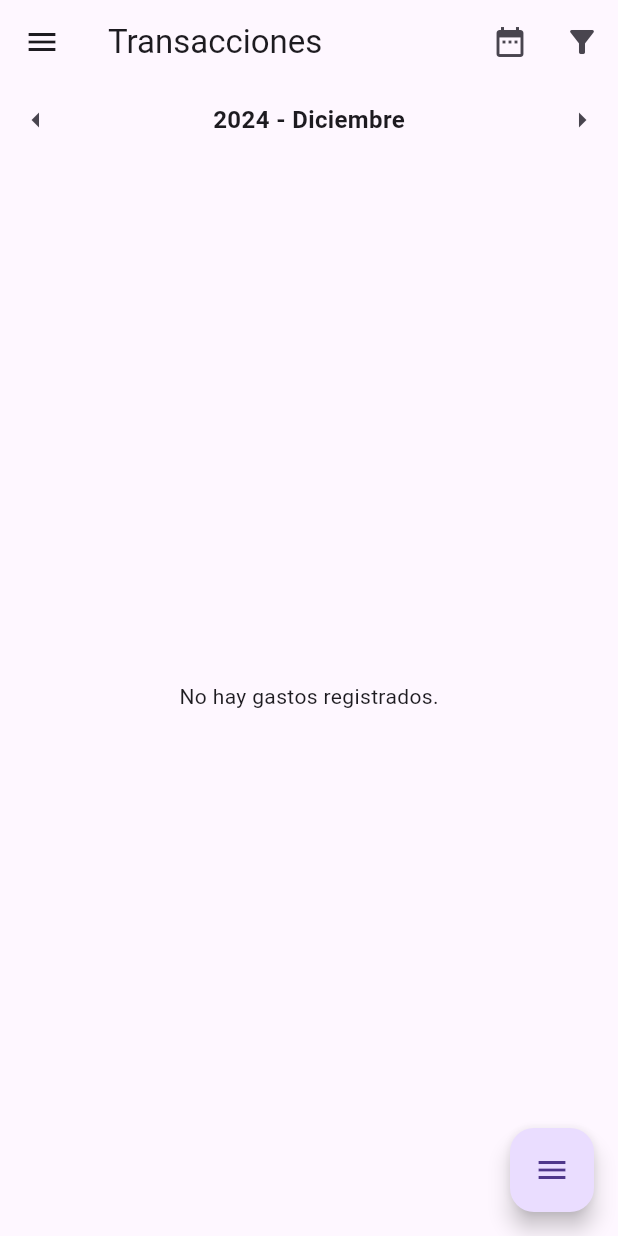
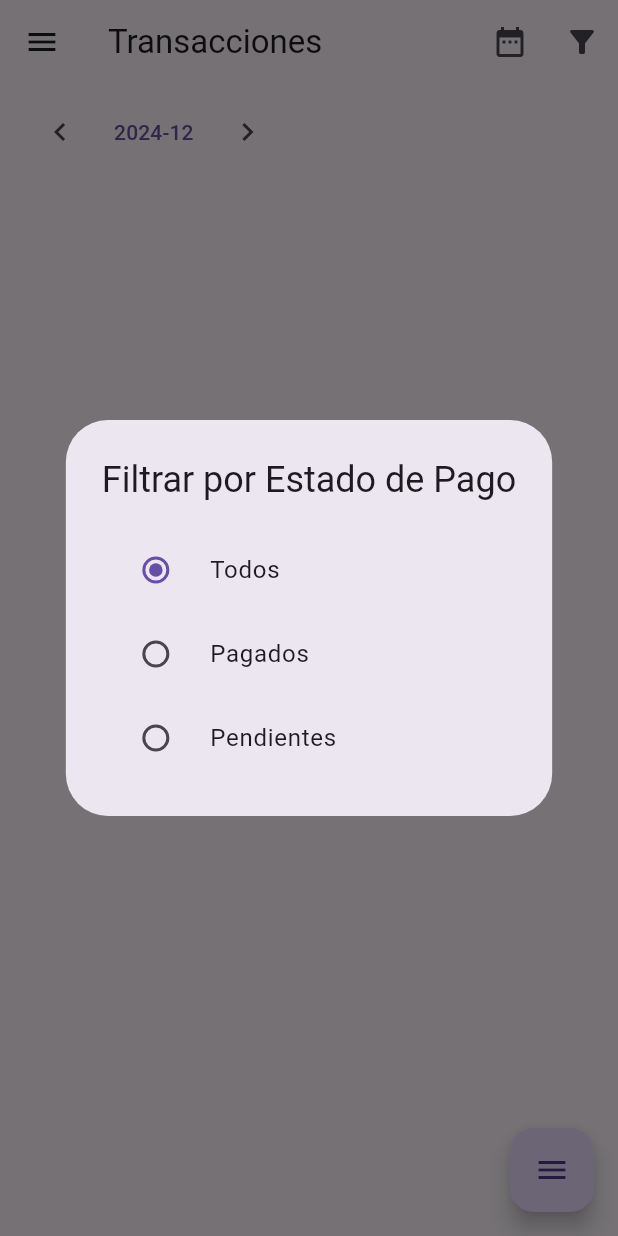
Before and after one commit to pinedamg/walletar_lite, a Flutter app: the HomeScreen screen opened by its route, after a tap on the "menu" icon, after a tap on the "date range" icon, after a tap on the "filter alt" icon, on a phone screen of 412 x 824 dp. Run offline on Flutter 3.47's test engine with Material 3 defaults, Android fonts, the phone set to English and light mode, and no system bars; drawn by our look-alikes of flutter_expandable_fab; our stand-ins replace cloud_firestore, firebase_auth, firebase_core, flutter_form_builder, flutter_riverpod, flutter_slidable and 3 more; accounts and stored records are empty; generated files the repository leaves out were written again.

Commit message:
feat: implement filters for expenses by payment status and date
- Added PaymentFilterDialog widget for filtering expenses by payment status (All, Paid, Pending).
- Added DateFilterDialog widget for filtering expenses by date (Today, Current Week, Up to 2nd Thursday, Current Month).
- Updated filteredExpensesProvider to handle both payment status and date filters.
- Integrated dialogs into HomeHeader for easy filtering.
- Ensured modularity and reusability of filter widgets.

```diff
--- a/lib/features/expenses/expenses_providers.dart
+++ b/lib/features/expenses/expenses_providers.dart
@@ -1,5 +1,6 @@
 import 'package:flutter_riverpod/flutter_riverpod.dart';
 import 'package:walletar_lite/features/expenses/data/firestore_service.dart';
+import 'package:walletar_lite/features/expenses/presentation/filter_state.dart';
 
 // Firestore Service Provider
 final firestoreServiceProvider = Provider<FirestoreService>((ref) {
@@ -15,3 +16,60 @@ final expensesProvider = StreamProvider((ref) {
         }).toList(),
       );
 });
+
+// Provider para el estado del filtro por fecha
+final dateFilterProvider = StateProvider<String>((ref) {
+  return 'Todo el Mes Corriente'; // Estado inicial: Mes Corriente
+});
+
+// Provider para el estado del filtro
+final filterStateProvider = StateProvider<FilterState>((ref) {
+  return FilterState.all; // Estado inicial: Sin filtro
+});
+
+final filteredExpensesProvider = Provider<List<Map<String, dynamic>>>((ref) {
+  final expensesAsync = ref.watch(expensesProvider).asData?.value ?? [];
+  final filterState = ref.watch(filterStateProvider);
+  final dateFilter = ref.watch(dateFilterProvider);
+
+  // Filtrar por estado de pago
+  List<Map<String, dynamic>> filteredExpenses = expensesAsync;
+  if (filterState == FilterState.paid) {
+    filteredExpenses = filteredExpenses
+        .where((expense) =>
+            (expense['monto_pagado'] ?? 0) >= (expense['monto_total'] ?? 0))
+        .toList();
+  } else if (filterState == FilterState.pending) {
+    filteredExpenses = filteredExpenses
+        .where((expense) =>
+            (expense['monto_pagado'] ?? 0) < (expense['monto_total'] ?? 0))
+        .toList();
+  }
+
+  // Filtrar por fecha
+  final now = DateTime.now();
+  filteredExpenses = filteredExpenses.where((expense) {
+    final expenseDate =
+        DateTime.parse(expense['fecha'] ?? now.toIso8601String());
+    switch (dateFilter) {
+      case 'Hoy':
+        return expenseDate.year == now.year &&
+            expenseDate.month == now.month &&
+            expenseDate.day == now.day;
+      case 'Semana Actual':
+        final startOfWeek = now.subtract(Duration(days: now.weekday - 1));
+        final endOfWeek = startOfWeek.add(const Duration(days: 6));
+        return expenseDate.isAfter(startOfWeek) &&
+            expenseDate.isBefore(endOfWeek);
+      case 'Hasta el 2do Jueves del mes':
+        final secondThursday = DateTime(now.year, now.month, 1).add(Duration(
+            days: (4 - DateTime(now.year, now.month, 1).weekday) % 7 + 7));
+        return expenseDate.isBefore(secondThursday);
+      case 'Todo el Mes Corriente':
+      default:
+        return expenseDate.year == now.year && expenseDate.month == now.month;
+    }
+  }).toList();
+
+  return filteredExpenses;
+});
--- a/lib/features/expenses/presentation/expense_list.dart
+++ b/lib/features/expenses/presentation/expense_list.dart
@@ -1,7 +1,5 @@
 import 'package:flutter/material.dart';
 import 'package:flutter_riverpod/flutter_riverpod.dart';
-import 'package:flutter_slidable/flutter_slidable.dart';
-import 'package:intl/intl.dart';
 import 'package:walletar_lite/features/expenses/expenses_providers.dart';
 import 'package:walletar_lite/features/expenses/presentation/expense_item.dart';
 
@@ -10,24 +8,18 @@ class ExpenseList extends ConsumerWidget {
 
   @override
   Widget build(BuildContext context, WidgetRef ref) {
-    final expensesAsync = ref.watch(expensesProvider);
+    final filteredExpenses = ref.watch(filteredExpensesProvider);
 
-    return expensesAsync.when(
-      data: (expenses) {
-        if (expenses.isEmpty) {
-          return const Center(child: Text('No hay gastos registrados.'));
-        }
-        return ListView.builder(
-          itemCount: expenses.length,
-          itemBuilder: (context, index) {
-            final expense = expenses[index];
-            return ExpenseItem(expense: expense);
-          },
-        );
+    if (filteredExpenses.isEmpty) {
+      return const Center(child: Text('No hay gastos registrados.'));
+    }
+
+    return ListView.builder(
+      itemCount: filteredExpenses.length,
+      itemBuilder: (context, index) {
+        final expense = filteredExpenses[index];
+        return ExpenseItem(expense: expense);
       },
-      loading: () => const Center(child: CircularProgressIndicator()),
-      error: (error, stack) =>
-          Center(child: Text('Error: ${error.toString()}')),
     );
   }
 }
--- /dev/null
+++ b/lib/features/expenses/presentation/filter_state.dart
@@ -0,0 +1,5 @@
+enum FilterState {
+  all, // Sin filtro
+  paid, // Pagados
+  pending, // Pendientes
+}
--- a/lib/features/home/presentation/home_screen.dart
+++ b/lib/features/home/presentation/home_screen.dart
@@ -41,9 +41,7 @@ class _HomeScreenState extends ConsumerState<HomeScreen> {
   Widget build(BuildContext context) {
     return Scaffold(
       drawer: const SideMenu(),
-      body: Column(
-        children: [
-          HomeHeader(
+      appBar: HomeHeader(
         onFilterDate: _filterDate,
         onFilterStatus: _filterStatus,
         onPreviousMonth: _loadPreviousMonth,
@@ -52,11 +50,7 @@ class _HomeScreenState extends ConsumerState<HomeScreen> {
           setState(() => currentMonth = selected);
         },
       ),
-          const Expanded(
-            child: ExpenseList(),
-          ),
-        ],
-      ),
+      body: const ExpenseList(),
       floatingActionButtonLocation: ExpandableFab.location,
       floatingActionButton: const FabMenu(),
     );
--- a/lib/features/home/widgets/home_header.dart
+++ b/lib/features/home/widgets/home_header.dart
@@ -1,7 +1,11 @@
 import 'package:flutter/material.dart';
 import 'package:month_picker_dialog/month_picker_dialog.dart';
+import 'package:walletar_lite/features/home/widgets/date_filter_dialog.dart';
+import 'package:walletar_lite/features/home/widgets/home_header_filter.dart';
+import 'package:walletar_lite/features/home/widgets/home_header_navigation.dart';
+import 'package:walletar_lite/features/home/widgets/payment_filter_dialog.dart';
 
-class HomeHeader extends StatefulWidget {
+class HomeHeader extends StatefulWidget implements PreferredSizeWidget {
   final VoidCallback onFilterDate;
   final VoidCallback onFilterStatus;
   final VoidCallback onPreviousMonth;
@@ -19,6 +23,9 @@ class HomeHeader extends StatefulWidget {
 
   @override
   State<HomeHeader> createState() => _HomeHeaderState();
+
+  @override
+  Size get preferredSize => const Size.fromHeight(120); // Ajustar la altura
 }
 
 class _HomeHeaderState extends State<HomeHeader> {
@@ -40,69 +47,33 @@ class _HomeHeaderState extends State<HomeHeader> {
           actions: [
             IconButton(
               icon: const Icon(Icons.date_range),
-              onPressed: widget.onFilterDate,
+              onPressed: () => showDialog(
+                context: context,
+                builder: (context) => const DateFilterDialog(),
+              ),
               tooltip: 'Filtrar por fecha',
             ),
             IconButton(
               icon: const Icon(Icons.filter_alt),
-              onPressed: widget.onFilterStatus,
+              onPressed: () => showDialog(
+                context: context,
+                builder: (context) => const PaymentFilterDialog(),
+              ),
               tooltip: 'Filtrar por estado de pago',
             ),
           ],
         ),
 
         // Navegación Mensual
-        Row(
-          mainAxisAlignment: MainAxisAlignment.spaceBetween,
-          children: [
-            IconButton(
-              icon: const Icon(Icons.arrow_left),
-              onPressed: widget.onPreviousMonth,
-              tooltip: 'Mes anterior',
-            ),
-            GestureDetector(
-              onTap: () async {
-                DateTime? pickedMonth = await showMonthPicker(
-                  context: context,
-                  initialDate: selectedMonth,
-                );
-                if (pickedMonth != null) {
-                  setState(() => selectedMonth = pickedMonth);
-                  widget.onMonthSelected(pickedMonth);
-                }
-              },
-              child: Text(
-                '${selectedMonth.year} - ${_monthName(selectedMonth.month)}',
-                style:
-                    const TextStyle(fontSize: 16, fontWeight: FontWeight.bold),
-              ),
-            ),
-            IconButton(
-              icon: const Icon(Icons.arrow_right),
-              onPressed: widget.onNextMonth,
-              tooltip: 'Mes siguiente',
-            ),
-          ],
+        Padding(
+          padding: const EdgeInsets.symmetric(horizontal: 16.0, vertical: 8.0),
+          child: HomeHeaderNavigation(
+            onPreviousMonth: widget.onPreviousMonth,
+            onNextMonth: widget.onNextMonth,
+            currentMonth: selectedMonth,
+          ),
         ),
       ],
     );
   }
-
-  String _monthName(int month) {
-    const months = [
-      'Enero',
-      'Febrero',
-      'Marzo',
-      'Abril',
-      'Mayo',
-      'Junio',
-      'Julio',
-      'Agosto',
-      'Septiembre',
-      'Octubre',
-      'Noviembre',
-      'Diciembre'
-    ];
-    return months[month - 1];
-  }
 }
--- /dev/null
+++ b/lib/features/home/widgets/home_header_navigation.dart
@@ -0,0 +1,36 @@
+import 'package:flutter/material.dart';
+
+class HomeHeaderNavigation extends StatelessWidget {
+  final VoidCallback onPreviousMonth;
+  final VoidCallback onNextMonth;
+  final DateTime currentMonth;
+
+  const HomeHeaderNavigation({
+    Key? key,
+    required this.onPreviousMonth,
+    required this.onNextMonth,
+    required this.currentMonth,
+  }) : super(key: key);
+
+  @override
+  Widget build(BuildContext context) {
+    return Row(
+      children: [
+        IconButton(
+          icon: const Icon(Icons.chevron_left),
+          onPressed: onPreviousMonth,
+        ),
+        TextButton(
+          onPressed: () {},
+          child: Text(
+            "${currentMonth.year}-${currentMonth.month.toString().padLeft(2, '0')}",
+          ),
+        ),
+        IconButton(
+          icon: const Icon(Icons.chevron_right),
+          onPressed: onNextMonth,
+        ),
+      ],
+    );
+  }
+}
--- /dev/null
+++ b/lib/features/home/widgets/payment_filter_dialog.dart
@@ -0,0 +1,55 @@
+import 'package:flutter/material.dart';
+import 'package:flutter_riverpod/flutter_riverpod.dart';
+import 'package:walletar_lite/features/expenses/expenses_providers.dart';
+import 'package:walletar_lite/features/expenses/presentation/filter_state.dart';
+
+class PaymentFilterDialog extends ConsumerWidget {
+  const PaymentFilterDialog({Key? key}) : super(key: key);
+
+  @override
+  Widget build(BuildContext context, WidgetRef ref) {
+    final filterState = ref.watch(filterStateProvider);
+
+    return AlertDialog(
+      title: const Text('Filtrar por Estado de Pago'),
+      content: Column(
+        mainAxisSize: MainAxisSize.min,
+        children: [
+          RadioListTile<FilterState>(
+            value: FilterState.all,
+            groupValue: filterState,
+            onChanged: (value) {
+              if (value != null) {
+                ref.read(filterStateProvider.notifier).state = value;
+                Navigator.of(context).pop(); // Cierra el diálogo
+              }
+            },
+            title: const Text('Todos'),
+          ),
+          RadioListTile<FilterState>(
+            value: FilterState.paid,
+            groupValue: filterState,
+            onChanged: (value) {
+              if (value != null) {
+                ref.read(filterStateProvider.notifier).state = value;
+                Navigator.of(context).pop();
+              }
+            },
+            title: const Text('Pagados'),
+          ),
+          RadioListTile<FilterState>(
+            value: FilterState.pending,
+            groupValue: filterState,
+            onChanged: (value) {
+              if (value != null) {
+                ref.read(filterStateProvider.notifier).state = value;
+                Navigator.of(context).pop();
+              }
+            },
+            title: const Text('Pendientes'),
+          ),
+        ],
+      ),
+    );
+  }
+}
```
Also changed, not shown: lib/features/home/widgets/date_filter_dialog.dart (added, +49 -0 lines), lib/features/home/widgets/home_header_filter.dart (added, +63 -0 lines). Lines whose indentation alone changed are shown as unchanged.
